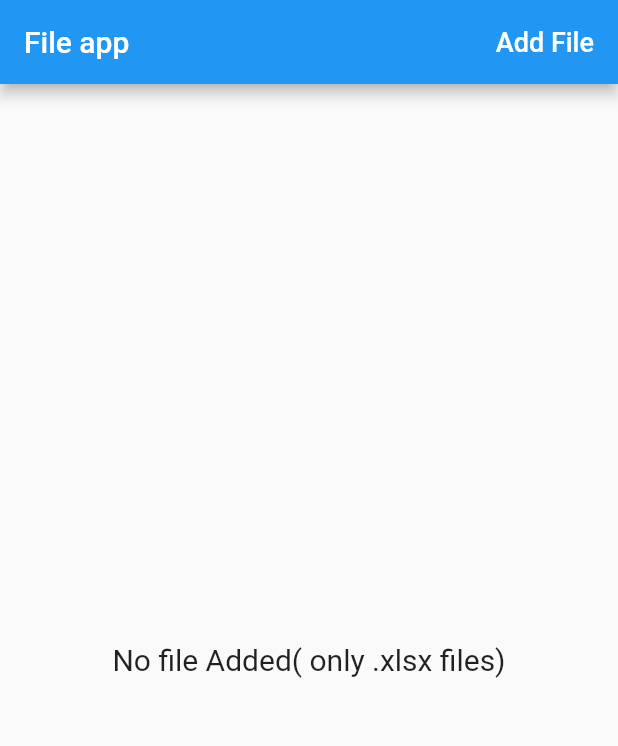
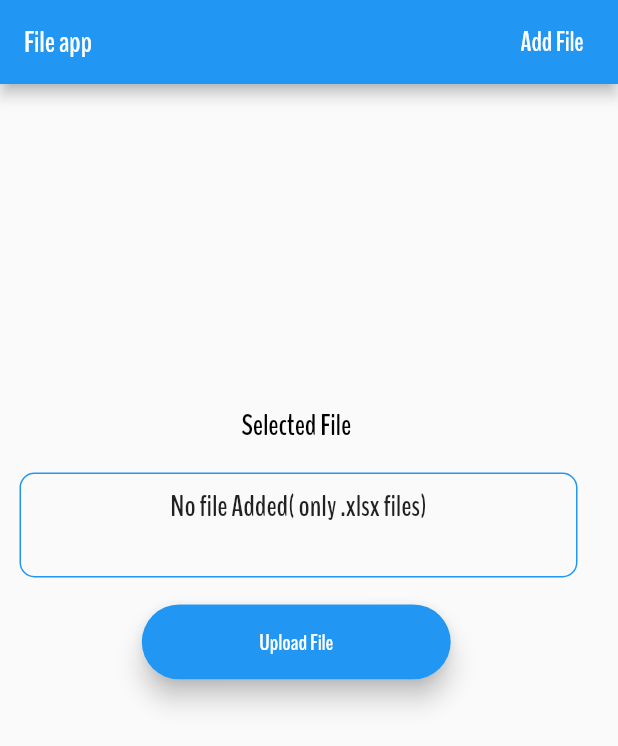
Before and after one commit to pushpam5/ui_play, a Flutter app: the screen it shows after launch, after a tap on "Login", on a phone screen of 412 x 824 dp. Shown: the top 746 px of the screen. Run offline on Flutter 3.47's test engine with Material 2 defaults, Android fonts, the phone set to English and light mode, and no system bars; our stand-ins replace file_picker, google_fonts.

Commit message:
Added Upload File Function

```diff
--- a/lib/home.dart
+++ b/lib/home.dart
@@ -1,22 +1,60 @@
-
+import 'dart:async';
+import 'dart:convert';
 import 'package:flutter/material.dart';
 import 'package:file_picker/file_picker.dart';
 import 'dart:io';
+import 'package:http/http.dart' as http;
+import './loader.dart';
 class HomePage extends StatefulWidget {
   @override
   _HomePageState createState() => _HomePageState();
 }
 
 class _HomePageState extends State<HomePage>{
-  File newFile;
+  File newFile = null;
   String path='No file Added( only .xlsx files)';
+  var val = null;
+  bool loading = false;
+
+
+  Future<String> _uploadFile(String file) async {
+
+  String url = 'https://backendswadeshi.herokuapp.com/uploadfile';
+  try {
+    setState(() {
+      loading = true;
+    });
+    var request = await http.MultipartRequest('POST', Uri.parse(url));
+    request.files.add(await http.MultipartFile.fromPath('uploadfile', file));
+    var res = await request.send();
+    var response = await http.Response.fromStream(res);
+
+//  var response = json.decode(res.reasonPhrase);
+    var jsonresponse = json.decode(response.body);
+
+    print(jsonresponse['data']);
+    setState(() {
+      loading = false;
+    });
+    return jsonresponse['data'];
+  }
+  on SocketException{
+    setState(() {
+      loading = false;
+    });
+      val= "Please Connect To Internet";
+      return val;
+  }
+}
+
+
 
   Future selectFile() async {
     File temp = await FilePicker.getFile(
       type: FileType.custom,
-      allowedExtensions: ['xlxs'],
+      allowedExtensions: ['xlsx','xls'],
     );
-    temp.path.contains('.xlxs') ?
+    temp.path.contains('.xlsx') || temp.path.contains('.xls')?
     setState(() {
       newFile = temp;
       path = newFile.path;
@@ -25,29 +63,17 @@ class _HomePageState extends State<HomePage>{
             showDialog(
                 context: context,
               builder: (context) => AlertDialog(
-                title: Text('Only .xlxs file formats are allowed.'),
-                actions: [
-                  FlatButton(
-                    onPressed: () => Navigator.of(context).pop(),
-                    child: Text(
-                      'ok',
-                      style: TextStyle(
-                          color: Colors.grey,
-                        fontSize: 20
-                      ),
-                    ),
-                  )
-                ],
+                content: Text('Please Select .xlsx or .xls format files',style: TextStyle(color:Colors.red,fontFamily: 'BenchNine'),),
               )
             );
 }
   @override
   Widget build(BuildContext context) {
     final double width=MediaQuery.of(context).size.width;
-    return Scaffold(
+    return loading ? Loader(): Scaffold(
       appBar: AppBar(
         backgroundColor: Colors.blue,
-        title: Text('File app'),
+        title: Text('File app',style: TextStyle(fontFamily: "BenchNine"),),
         actions: [
           FlatButton(
             onPressed: selectFile,
@@ -55,17 +81,121 @@ class _HomePageState extends State<HomePage>{
               'Add File',
               style: TextStyle(
               fontSize: 18,
-                color: Colors.white
+                color: Colors.white,
+                fontFamily: "BenchNine"
             ),),
           )
         ],
       ),
-      body: Center(
-        child: Text(
-                path,
-          style: TextStyle(
-            fontSize: 20
-          ),
+      body: Padding(
+        padding: const EdgeInsets.all(8.0),
+        child: Column(
+          children: <Widget>[
+            SizedBox(height: MediaQuery.of(context).size.height/4,),
+            Text("Selected File",style: TextStyle(color: Colors.black,fontSize: 20,fontFamily: 'BenchNine',fontWeight: FontWeight.bold),)
+            ,Padding(
+              padding: const EdgeInsets.fromLTRB(5,18,2,18),
+              child: Container(
+                height: 70,
+                width: MediaQuery.of(context).size.width - 40,
+                decoration: BoxDecoration(
+                  border: Border.all(color: Colors.blue),
+                      borderRadius: BorderRadius.circular(10)
+                ),
+                child: SingleChildScrollView(
+                  child: Center(
+                    child: Padding(
+                      padding: const EdgeInsets.all(8.0),
+                      child: Text(
+                              path,
+                        style: TextStyle(
+                          fontSize: 20, fontFamily: 'BenchNine'
+                        ),
+                      ),
+                    ),
+                  ),
+                ),
+              ),
+            ),
+            Material(
+              elevation: 7,
+              borderRadius: BorderRadius.circular(30),
+              child: Container(
+                height: 50,
+                width: MediaQuery.of(context).size.width/2,
+                decoration: BoxDecoration(
+                  borderRadius: BorderRadius.circular(30),
+                  color: Colors.blue,
+                ),
+                child: InkWell(
+                  splashColor: Colors.grey,
+                  onTap: () async {
+                    if(newFile != null){
+                      val= await _uploadFile(newFile.path);
+                      if (val == null){
+                        showDialog(
+                            context: context,
+                            builder: (context) => AlertDialog(
+                              content: Text('There\'s an error while uploading file please try again',style: TextStyle(color:Colors.red,fontFamily: 'BenchNine'),),
+                            )
+                        );
+                      }
+                      else if (val == "Please Connect To Internet"){
+                        showDialog(
+                            context: context,
+                            builder: (context) => AlertDialog(
+                              content: Text(val,style: TextStyle(color:Colors.red,fontFamily: 'BenchNine'),),
+                            )
+                        );
+                      }
+                      else if (val != null){
+                        showDialog(
+                            context: context,
+                            builder: (context) => AlertDialog(
+                              title: Text(val,style: TextStyle(color: Colors.green,fontFamily: 'BenchNine'),),
+                              actions: [
+                                FlatButton(
+                                  onPressed: () => Navigator.of(context).pop(),
+                                  child: Text(
+                                    'ok',
+                                    style: TextStyle(
+                                        color: Colors.green,
+                                        fontSize: 20,
+                                      fontFamily: 'BenchNine'
+                                    ),
+                                  ),
+                                )
+                              ],
+                            )
+                        );
+                      }
+                  }
+                    else{
+                      showDialog(
+                          context: context,
+                          builder: (context) => AlertDialog(
+                            content:Text('Please Select File',style: TextStyle(color: Colors.red,fontFamily: "BenchNine"
+                            ),) ,
+                          )
+                      );
+                    }
+                    }
+                  ,
+                  child: Center(
+                    child: Text(
+                        'Upload File',
+                        style: TextStyle(
+                            color: Colors.white,
+                            fontWeight: FontWeight.bold,
+                            fontFamily: 'BenchNine',
+                            fontSize: 15
+                        )
+                    ),
+                  ),
+                ),
+              ),
+            ),
+          ],
         ),
       ),
     );
--- a/lib/login.dart
+++ b/lib/login.dart
@@ -17,32 +17,32 @@ class _LoginPageState extends State<LoginPage> {
         crossAxisAlignment: CrossAxisAlignment.start,
         children: <Widget>[
           Container(
-            padding: EdgeInsets.only(top: 90,left: 10,right: 10),
+            padding: EdgeInsets.only(top: 70,left: 10,right: 10),
             child: Stack(
               children: <Widget>[
                 Container(
-                  padding: EdgeInsets.fromLTRB(25, 35, 0, 0),
+                  padding: EdgeInsets.fromLTRB(25, 15, 0, 0),
                   child: Text(
                     'Hello',
-                    style: TextStyle(fontSize: 80,fontWeight: FontWeight.bold),
+                    style: TextStyle(fontSize: 80,fontWeight: FontWeight.bold,fontFamily: 'BenchNine',color: Colors.blue),
                   ),
                 ),
                 Container(
-                  padding: EdgeInsets.fromLTRB(15, 150, 0, 0),
+                  padding: EdgeInsets.fromLTRB(15, 130, 0, 0),
                   child: Text(
                     'There',
-                    style: TextStyle(fontSize: 80,fontWeight: FontWeight.bold),
+                    style: TextStyle(fontSize: 80,fontWeight: FontWeight.bold,color: Colors.blue[600]),
                   ),
                 ),
                 Container(
-                  padding: EdgeInsets.fromLTRB(255, 150, 0, 0),
+                  padding: EdgeInsets.fromLTRB(255, 130, 0, 0),
                   child: Text(
                     '.',
-                    style: TextStyle(fontSize: 80,fontWeight: FontWeight.bold),
+                    style: TextStyle(fontSize: 80,fontWeight: FontWeight.bold,fontFamily: 'BenchNine',color: Colors.blue[600]),
                   ),
                 ),
                 Container(
-                  padding: EdgeInsets.only(top:310,left: 20,right: 20),
+                  padding: EdgeInsets.only(top:250,left: 20,right: 20),
                   child: Column(
                     children: <Widget>[
                       TextField(
@@ -50,9 +50,10 @@ class _LoginPageState extends State<LoginPage> {
                           labelStyle: TextStyle(
                             fontWeight: FontWeight.bold,
                             color: Colors.grey,
+                              fontFamily: 'BenchNine'
                           ),
                           focusedBorder: UnderlineInputBorder(
-                            borderSide: BorderSide(color: Colors.green)
+                            borderSide: BorderSide(color: Colors.blue)
                           ),
                           labelText: 'EMAIL'
                         ),
@@ -63,9 +64,10 @@ class _LoginPageState extends State<LoginPage> {
                             labelStyle: TextStyle(
                               fontWeight: FontWeight.bold,
                               color: Colors.grey,
+                                fontFamily: 'BenchNine'
                             ),
                             focusedBorder: UnderlineInputBorder(
-                                borderSide: BorderSide(color: Colors.green)
+                                borderSide: BorderSide(color: Colors.blue)
                             ),
                             labelText: 'PASSWORD'
                         ),
@@ -83,7 +85,9 @@ class _LoginPageState extends State<LoginPage> {
                             style: TextStyle(
                               color: Colors.blueAccent,
                               fontWeight: FontWeight.bold,
-                              decoration: TextDecoration.underline
+                              decoration: TextDecoration.underline,
+                                fontFamily: 'BenchNine',
+                              fontSize: 18
                               )
                             ),
                           ),
@@ -110,7 +114,8 @@ class _LoginPageState extends State<LoginPage> {
                                   style: TextStyle(
                                       color: Colors.white,
                                       fontWeight: FontWeight.bold,
-                                      fontSize: 20
+                                      fontSize: 22,
+                                      fontFamily: 'BenchNine'
                                   )
                               ),
                             ),
--- a/lib/main.dart
+++ b/lib/main.dart
@@ -1,13 +1,19 @@
 import 'package:flutter/material.dart';
 import 'package:uiplay/home.dart';
 import 'package:uiplay/login.dart';
+import 'package:flutter/services.dart';
 void main() => runApp(MyApp());
 
 class MyApp extends StatelessWidget {
   // This widget is the root of your application.
   @override
   Widget build(BuildContext context) {
+    SystemChrome.setPreferredOrientations([
+      DeviceOrientation.portraitUp,
+      DeviceOrientation.portraitDown,
+    ]);
     return MaterialApp(
+      debugShowCheckedModeBanner: false,
       home: LoginPage(),
       routes: <String, WidgetBuilder>{
         '/landingpage': (BuildContext context) => new MyApp(),
```
Also changed, not shown: lib/loader.dart (added, +212 -0 lines), pubspec.yaml (+15 -6 lines), assets/BenchNine-Bold.ttf (added), assets/make_in_india.png (added), pubspec.lock.
